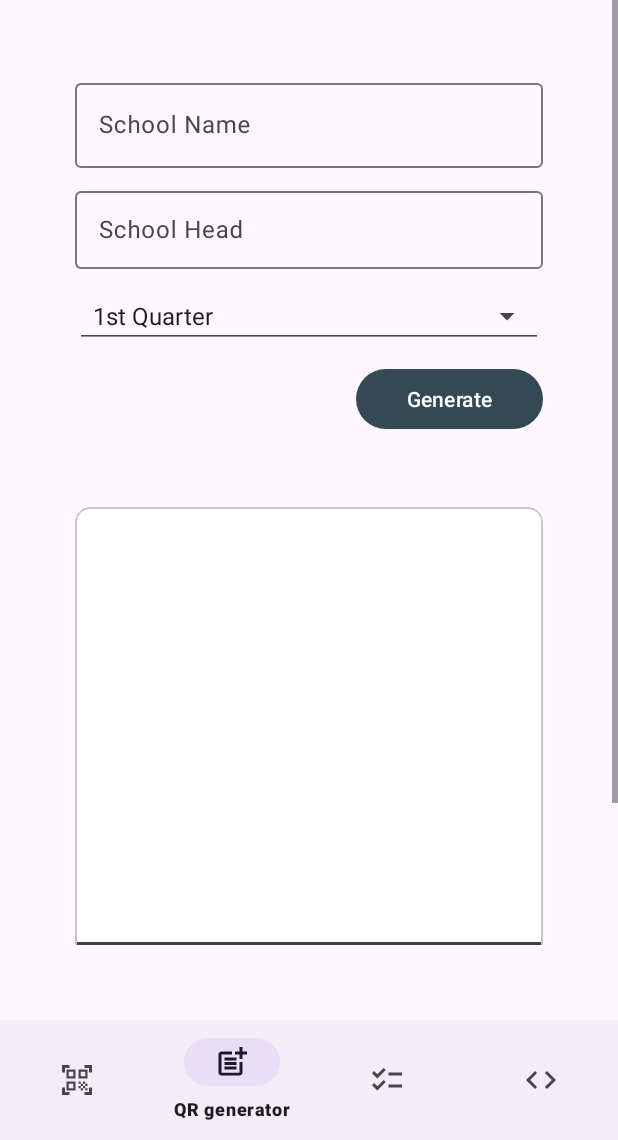
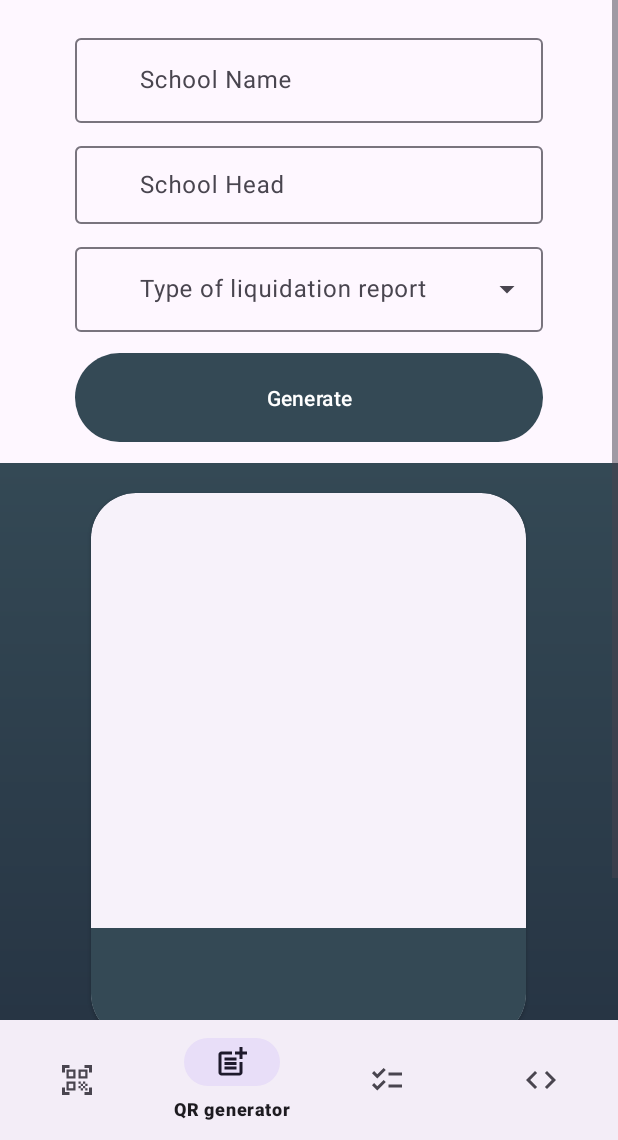
Before and after one commit to jayzero2013/ADAS-Submission-App, an Android app: the screen it shows after launch (MainActivity), item 2 of the bottom bar chosen, on a phone screen of 412 x 824 dp, the part 96-1236 px from its top. Run offline under Robolectric (Android 15) with nearby library versions, the phone set to English and light mode, and no system bars; our stand-ins replace Firebase (no records; nobody signed in at launch, a user with empty details on screens opened directly); libraries missing offline, so code that uses them is left out: androidx.camera.core, androidx.camera.lifecycle.

Commit message:
•added design Gen page •Added conditions on Status Page

```diff
--- a/app/build.gradle
+++ b/app/build.gradle
@@ -16,7 +16,7 @@ android {
         applicationId "com.jehubasa.adassubmissionlog"
         minSdk 28
         targetSdk 33
-        versionCode 5
+        versionCode 7
         versionName "1.0"
 
         testInstrumentationRunner "androidx.test.runner.AndroidJUnitRunner"
--- a/app/src/main/java/com/jehubasa/adassubmissionlog/fragments/CheckStatusFragment.kt
+++ b/app/src/main/java/com/jehubasa/adassubmissionlog/fragments/CheckStatusFragment.kt
@@ -4,6 +4,7 @@ import android.content.Intent
 import android.graphics.Color
 import android.graphics.pdf.PdfDocument
 import android.os.Bundle
+import android.view.Gravity
 import android.view.LayoutInflater
 import android.view.View
 import android.view.ViewGroup
@@ -129,11 +130,13 @@ class CheckStatusFragment : Fragment() {
 
     private fun retrieveData(date1: String, date2: String) {
 
-        val dbref = FirebaseDatabase.getInstance().getReference(getString(R.string.firebase_liquidationLog_ref))
+        val dbRef = FirebaseDatabase.getInstance().getReference(getString(R.string.firebase_liquidationLog_ref))
 
-        com.jehubasa.adassubmissionlog.FirebaseDatabase().fetchDataSubmissionDateRange(dbref,date1,date2){
+        com.jehubasa.adassubmissionlog.FirebaseDatabase().fetchDataSubmissionDateRange(dbRef,date1,date2){
+            if(!it.isNullOrEmpty()){
 
                 binding.statusProgress.visibility = View.GONE
+                binding.statusInstruction.visibility = View.GONE
                 val tableLayout  = binding.statusTableLayout
 
                 for (d in it.indices) {
@@ -142,45 +145,55 @@ class CheckStatusFragment : Fragment() {
                         text = it[d].sch
                         setTextColor(Color.BLACK)
                         setPadding(10, 10, 10, 10)
+                        gravity = Gravity.CENTER
                     })
                     dataRow.addView(TextView(context).apply {
                         text = it[d].typ
                         setPadding(10, 10, 10, 10)
+                        gravity = Gravity.CENTER
                     })
 
                     dataRow.addView(TextView(context).apply {
                         text = it[d].ds
                         setPadding(10, 10, 10, 10)
+                        gravity = Gravity.CENTER
                     })
 
                     dataRow.addView(TextView(context).apply {
                         text = it[d].dr
                         setPadding(10, 10, 10, 10)
+                        gravity = Gravity.CENTER
                     })
 
                     dataRow.addView(TextView(context).apply {
                         text = it[d].tos.toString()
                         setPadding(10, 10, 10, 10)
+                        gravity = Gravity.CENTER
                     })
 
                     dataRow.addView(TextView(context).apply {
                         text = it[d].sb
                         setPadding(10, 10, 10, 10)
+                        gravity = Gravity.CENTER
                     })
 
                     dataRow.addView(TextView(context).apply {
                         text = it[d].rt
                         setPadding(10, 10, 10, 10)
+                        gravity = Gravity.CENTER
                     })
 
                     dataRow.addView(TextView(context).apply {
                         text = it[d].tsd
                         setPadding(10, 10, 10, 10)
+                        gravity = Gravity.CENTER
                     })
 
                     tableLayout.addView(dataRow)
                     data = it
+                    binding.statusNoItems.text = it.size.toString()
                 }
+            } else {Toast.makeText(requireContext(), "No existing data", Toast.LENGTH_LONG).show()}
         }
 
     }
--- a/app/src/main/java/com/jehubasa/adassubmissionlog/fragments/QrGenFragment.kt
+++ b/app/src/main/java/com/jehubasa/adassubmissionlog/fragments/QrGenFragment.kt
@@ -1,6 +1,5 @@
 package com.jehubasa.adassubmissionlog.fragments
 
-import com.jehubasa.adassubmissionlog.FirebaseDatabase
 import android.content.Context
 import android.content.Intent
 import android.content.pm.PackageManager
@@ -13,9 +12,6 @@ import android.view.LayoutInflater
 import android.view.View
 import android.view.ViewGroup
 import android.view.inputmethod.InputMethodManager
-import android.widget.AdapterView
-import android.widget.AdapterView.OnItemSelectedListener
-import android.widget.ArrayAdapter
 import android.widget.Toast
 import androidx.activity.result.contract.ActivityResultContracts
 import androidx.core.content.ContextCompat
@@ -23,12 +19,11 @@ import androidx.core.content.FileProvider
 import androidx.fragment.app.Fragment
 import com.google.android.material.dialog.MaterialAlertDialogBuilder
 import com.google.android.material.textfield.MaterialAutoCompleteTextView
-import com.google.android.material.transition.MaterialFadeThrough
 import com.google.android.material.transition.MaterialSharedAxis
 import com.google.zxing.BarcodeFormat
 import com.google.zxing.EncodeHintType
 import com.google.zxing.qrcode.QRCodeWriter
-import com.jehubasa.adassubmissionlog.QrGenDataBaseHelper
+import com.jehubasa.adassubmissionlog.FirebaseDatabase
 import com.jehubasa.adassubmissionlog.R
 import com.jehubasa.adassubmissionlog.data.QrInfoDataClass
 import com.jehubasa.adassubmissionlog.databinding.FragmentQrGenBinding
@@ -36,15 +31,12 @@ import java.io.File
 import java.io.FileOutputStream
 import java.text.SimpleDateFormat
 import java.util.*
-import kotlin.collections.ArrayList
 
 class QrGenFragment : Fragment() {
 
     private lateinit var binding: FragmentQrGenBinding
-    private var lrtype: String? = ""
-    private val dbhelper: QrGenDataBaseHelper? by lazy {
-        QrGenDataBaseHelper(context)
-    }
+    private var storedData: ArrayList<QrInfoDataClass> = arrayListOf()
+
     private val date: String by lazy {
         val calendar = Calendar.getInstance()
         SimpleDateFormat("yyyy-MM-dd", Locale.getDefault()).format(calendar.time).also {
@@ -72,10 +64,14 @@ class QrGenFragment : Fragment() {
 
     override fun onCreate(savedInstanceState: Bundle?) {
         super.onCreate(savedInstanceState)
-        exitTransition = MaterialSharedAxis(MaterialSharedAxis.X, /* forward= */ true).setDuration(500)
-        reenterTransition = MaterialSharedAxis(MaterialSharedAxis.X, /* forward= */ false).setDuration(500)
-        enterTransition = MaterialSharedAxis(MaterialSharedAxis.X, /* forward= */ true).setDuration(500)
-        returnTransition = MaterialSharedAxis(MaterialSharedAxis.X, /* forward= */ false).setDuration(500)
+        exitTransition =
+            MaterialSharedAxis(MaterialSharedAxis.X, /* forward = */ true).setDuration(500)
+        reenterTransition =
+            MaterialSharedAxis(MaterialSharedAxis.X, /* forward = */ false).setDuration(500)
+        enterTransition =
+            MaterialSharedAxis(MaterialSharedAxis.X, /* forward = */ true).setDuration(500)
+        returnTransition =
+            MaterialSharedAxis(MaterialSharedAxis.X, /* forward = */ false).setDuration(500)
 
     }
 
@@ -92,7 +88,7 @@ class QrGenFragment : Fragment() {
     override fun onViewCreated(view: View, savedInstanceState: Bundle?) {
         super.onViewCreated(view, savedInstanceState)
 
-        initSpinner()
+        //initSpinner()
         initAutoComplete()
 
         binding.genButton.setOnClickListener {
@@ -160,15 +156,19 @@ class QrGenFragment : Fragment() {
     private fun initAutoComplete() {
 
         val schRecentData = ArrayList<String?>()
-        var schHeadRecentData = ArrayList<String?>()
+        val schHeadRecentData = ArrayList<String?>()
         FirebaseDatabase().fetchDataQR(
             com.google.firebase.database.FirebaseDatabase.getInstance()
                 .getReference(getString(R.string.firebase_qrdata_ref))
         ) {
+            storedData = it
             for (content in it) {
-                if(!schRecentData.contains(content.sch_name)){schRecentData += content.sch_name}
-                if(!schHeadRecentData.contains(content.sch_head)){
-                    schHeadRecentData += content.sch_head}
+                if (!schRecentData.contains(content.sch_name)) {
+                    schRecentData += content.sch_name
+                }
+                if (!schHeadRecentData.contains(content.sch_head)) {
+                    schHeadRecentData += content.sch_head
+                }
             }
             schRecentData.let {
                 (binding.qrGenSchoolName as? MaterialAutoCompleteTextView)?.setSimpleItems(
@@ -185,6 +185,12 @@ class QrGenFragment : Fragment() {
     }
 
     private fun saveData() {
+
+        if (!checkIfExisting(
+                binding.qrGenSchoolName.text.toString(),
+                binding.qrGenSchoolHead.text.toString()
+            )
+        ) {
             val dbRef = com.google.firebase.database.FirebaseDatabase.getInstance()
                 .getReference(getString(R.string.firebase_qrdata_ref))
             val id = dbRef.push().key!!
@@ -196,13 +202,26 @@ class QrGenFragment : Fragment() {
                     binding.qrGenSchoolHead.text.toString()
                 )
             )
+        } else{ Log.e("ASP", "data already exist ( ${binding.qrGenSchoolName.text
+            }, ${binding.qrGenSchoolHead.text})")}
+    }
+
+    private fun checkIfExisting(name: String, head: String): Boolean {
+        if (!storedData.isNullOrEmpty()) {
+            for (data in storedData) {
+                if (data.sch_name == name && data.sch_head == head) {
+                    return true
+                }
+            }
+        }
+        return false
     }
 
     private fun makeData() {
 
-
         if (!binding.qrGenSchoolName.text.isNullOrEmpty() &&
-            !binding.qrGenSchoolHead.text.isNullOrEmpty()
+            !binding.qrGenSchoolHead.text.isNullOrEmpty() &&
+            !binding.qrGenTypeLq.text.isNullOrEmpty()
         ) {
 
             MaterialAlertDialogBuilder(requireContext())
@@ -211,13 +230,13 @@ class QrGenFragment : Fragment() {
                 .setPositiveButton("Yes, proceed") { _, _ ->
                     drawQr(
                         "${binding.qrGenSchoolName.text}/${binding.qrGenSchoolHead.text}" +
-                                "/$lrtype/$date"
+                                "/${binding.qrGenTypeLq.text}/$date"
                     )
                 }
                 .setNegativeButton("No") { _, _ ->
                     drawQr(
                         "${binding.qrGenSchoolName.text}/${binding.qrGenSchoolHead.text}" +
-                                "/$lrtype"
+                                "/${binding.qrGenTypeLq.text}"
                     )
                 }
                 .show()
@@ -241,32 +260,6 @@ class QrGenFragment : Fragment() {
         binding.qrLayoutSchHead.text = "Head: ${binding.qrGenSchoolHead.text}"
     }
 
-    private fun initSpinner() {
-        ArrayAdapter.createFromResource(
-            requireContext(),
-            R.array.lr_types,
-            android.R.layout.simple_spinner_item
-        ).also { adapter ->
-            adapter.setDropDownViewResource(android.R.layout.simple_spinner_dropdown_item)
-            binding.lrTypeSpinner.adapter = adapter
-        }
-
-        binding.lrTypeSpinner.onItemSelectedListener = object : OnItemSelectedListener,
-            AdapterView.OnItemClickListener {
-            override fun onItemSelected(p0: AdapterView<*>?, p1: View?, p2: Int, p3: Long) {
-                lrtype = p0?.getItemAtPosition(p2) as String
-            }
-
-            override fun onNothingSelected(p0: AdapterView<*>?) {
-                lrtype = p0?.toString()
-            }
-
-            override fun onItemClick(p0: AdapterView<*>?, p1: View?, p2: Int, p3: Long) {
-
-            }
-        }
-
-    }
 
     private fun generateQR(qrCodeContent: String): Bitmap {
         val size = 512 //pixels
--- /dev/null
+++ b/app/src/main/res/drawable/my_gradient.xml
@@ -0,0 +1,8 @@
+<?xml version="1.0" encoding="utf-8"?>
+<shape xmlns:android="http://schemas.android.com/apk/res/android">
+    <gradient
+        android:endColor="@color/colorPrimary"
+        android:startColor="@color/colorPrimaryVariant"
+        android:angle="90"
+        />
+</shape>
--- a/app/src/main/res/layout/fragment_check_status.xml
+++ b/app/src/main/res/layout/fragment_check_status.xml
@@ -151,6 +151,13 @@
 
     </HorizontalScrollView>
 
+    <TextView
+        android:id="@+id/status_instruction"
+        android:layout_width="match_parent"
+        android:layout_height="match_parent"
+        android:gravity="center"
+        android:text="@string/status_instructions"
+        />
 
     <ProgressBar
         android:id="@+id/status_progress"
--- a/app/src/main/res/layout/fragment_qr_gen.xml
+++ b/app/src/main/res/layout/fragment_qr_gen.xml
@@ -4,23 +4,27 @@
     xmlns:tools="http://schemas.android.com/tools"
     android:layout_width="match_parent"
     android:layout_height="match_parent"
-    android:fillViewport="true"
-    android:paddingBottom="50dp">
+    android:fillViewport="true">
 
-    <androidx.constraintlayout.widget.ConstraintLayout
+    <LinearLayout
         android:layout_width="match_parent"
         android:layout_height="wrap_content"
-        android:padding="50dp">
+        android:orientation="vertical">
+
+
+        <LinearLayout
+            android:layout_width="match_parent"
+            android:layout_height="wrap_content"
+            android:orientation="vertical"
+            android:paddingEnd="50dp"
+            android:paddingTop="20dp"
+            android:paddingStart="50dp">
 
             <com.google.android.material.textfield.TextInputLayout
                 android:id="@+id/til_qr_gen_school_name"
                 style="@style/Widget.Material3.TextInputLayout.OutlinedBox.ExposedDropdownMenu"
-            android:layout_width="0dp"
+                android:layout_width="match_parent"
                 android:layout_height="wrap_content"
-            app:layout_constraintBottom_toTopOf="@id/til_qr_gen_school_head"
-            app:layout_constraintEnd_toEndOf="parent"
-            app:layout_constraintStart_toStartOf="parent"
-            app:layout_constraintTop_toTopOf="parent"
                 app:endIconMode="clear_text">
 
                 <AutoCompleteTextView
@@ -35,13 +39,9 @@
             <com.google.android.material.textfield.TextInputLayout
                 android:id="@+id/til_qr_gen_school_head"
                 style="@style/Widget.Material3.TextInputLayout.OutlinedBox.ExposedDropdownMenu"
-            android:layout_width="0dp"
+                android:layout_width="match_parent"
                 android:layout_height="wrap_content"
                 android:layout_marginTop="10dp"
-            app:layout_constraintBottom_toTopOf="@id/lr_type_spinner"
-            app:layout_constraintEnd_toEndOf="parent"
-            app:layout_constraintStart_toStartOf="parent"
-            app:layout_constraintTop_toBottomOf="@id/til_qr_gen_school_name"
                 app:endIconMode="clear_text">
 
                 <AutoCompleteTextView
@@ -53,52 +53,64 @@
 
             </com.google.android.material.textfield.TextInputLayout>
 
-        <Spinner
+            <com.google.android.material.textfield.TextInputLayout
                 android:id="@+id/lr_type_spinner"
-            style="@style/Widget.AppCompat.Spinner.Underlined"
-            android:layout_width="0dp"
+                style="@style/Widget.Material3.TextInputLayout.OutlinedBox.ExposedDropdownMenu"
+                android:layout_width="match_parent"
                 android:layout_height="wrap_content"
                 android:layout_marginTop="10dp"
-            app:layout_constraintEnd_toEndOf="parent"
-            app:layout_constraintStart_toStartOf="parent"
-            app:layout_constraintTop_toBottomOf="@id/til_qr_gen_school_head"
-            tools:listitem="@android:layout/simple_list_item_1" />
+                android:hint="@string/type_of_liquidation_report_label"
+                tools:listitem="@android:layout/simple_list_item_1">
+
+                <AutoCompleteTextView
+                    android:id="@+id/qr_gen_type_lq"
+                    android:layout_width="match_parent"
+                    android:layout_height="wrap_content"
+                    android:inputType="none"
+                    app:simpleItems="@array/lr_types" />
+
+            </com.google.android.material.textfield.TextInputLayout>
 
             <Button
                 android:id="@+id/gen_button"
                 style="@style/ThemeOverlay.Material3.Button.ElevatedButton"
-            android:layout_width="0dp"
+                android:layout_width="match_parent"
                 android:layout_height="wrap_content"
                 android:layout_marginTop="10dp"
-            android:text="@string/generate"
-            app:layout_constraintEnd_toEndOf="parent"
-            app:layout_constraintHorizontal_bias="1.0"
-            app:layout_constraintStart_toStartOf="parent"
-            app:layout_constraintTop_toBottomOf="@id/lr_type_spinner"
-            app:layout_constraintWidth_percent=".4" />
+                android:padding="20dp"
+                android:text="@string/generate" />
+        </LinearLayout>
 
-
-        <com.google.android.material.card.MaterialCardView
-            android:id="@+id/qr_gen_card_view"
-            style="@style/Widget.Material3.CardView.Outlined"
-            android:layout_width="0dp"
-            android:layout_height="wrap_content"
-            app:cardBackgroundColor="@color/cardview_light_background"
-            app:cardCornerRadius="10dp"
-            app:elevation="10dp"
-            app:layout_constraintBottom_toBottomOf="parent"
-            app:layout_constraintEnd_toEndOf="parent"
-            app:layout_constraintStart_toStartOf="parent"
-            app:layout_constraintTop_toBottomOf="@id/gen_button">
 
         <LinearLayout
             android:layout_width="match_parent"
+            android:layout_height="match_parent"
+            android:layout_marginTop="10dp"
+            android:background="@drawable/my_gradient"
+            android:orientation="vertical"
+            android:gravity="center_horizontal"
+            app:elevation="10dp"
+            app:layout_constraintTop_toBottomOf="@id/gen_button">
+
+            <com.google.android.material.card.MaterialCardView
+                style="@style/Widget.Material3.CardView.Elevated"
+                android:id="@+id/qr_gen_card_view"
+                android:layout_width="wrap_content"
                 android:layout_height="wrap_content"
+                android:layout_marginTop="20dp"
+                android:layout_marginStart="20dp"
+                app:cardCornerRadius="30dp"
+                android:layout_marginEnd="20dp">
+
+                <LinearLayout
+                    android:layout_width="wrap_content"
+                    android:layout_height="wrap_content"
+                    android:gravity="center_horizontal"
                     android:orientation="vertical">
 
                     <ImageView
                         android:id="@+id/qr_viewer"
-                    android:layout_width="match_parent"
+                        android:layout_width="250dp"
                         android:layout_height="250dp"
                         android:layout_margin="20dp"
                         android:contentDescription="@string/qr_Imageview_description"
@@ -112,7 +124,7 @@
                     <LinearLayout
                         android:layout_width="match_parent"
                         android:layout_height="wrap_content"
-                    android:background="@color/cardview_dark_background"
+                        android:background="@color/colorPrimary"
                         android:orientation="vertical"
                         android:padding="8dp">
 
@@ -140,19 +152,26 @@
                     </LinearLayout>
 
                 </LinearLayout>
+            </com.google.android.material.card.MaterialCardView>
 
-        </com.google.android.material.card.MaterialCardView>
 
             <Button
                 android:id="@+id/qr_gen_send"
-            style="@style/ThemeOverlay.Material3.Button.ElevatedButton"
-            android:layout_width="0dp"
+                android:layout_width="match_parent"
                 android:layout_height="wrap_content"
                 android:text="@string/send_to_messenger"
-            app:layout_constraintEnd_toEndOf="parent"
-            app:layout_constraintStart_toStartOf="parent"
-            app:layout_constraintTop_toBottomOf="@id/qr_gen_card_view" />
+                android:layout_marginStart="20dp"
+                android:layout_marginTop="10dp"
+                android:textColor="@color/colorPrimary"
+                android:backgroundTint="@color/white"
+                android:paddingTop="20dp"
+                android:paddingBottom="20dp"
+                android:layout_marginEnd="20dp"
+                android:layout_marginBottom="20dp"/>
 
-    </androidx.constraintlayout.widget.ConstraintLayout>
+        </LinearLayout>
+
+
+    </LinearLayout>
 
 </ScrollView>
--- a/app/src/main/res/layout/fragment_qr_scan.xml
+++ b/app/src/main/res/layout/fragment_qr_scan.xml
@@ -365,7 +365,7 @@
         android:layout_height="0dp"
         android:alpha=".3"
         android:contentDescription="@string/imagebackground"
-        android:scaleType="center"
+        android:scaleType="centerCrop"
         android:src="@drawable/buildings"
         app:layout_constraintBottom_toBottomOf="parent"
         app:layout_constraintDimensionRatio="1:1"
--- a/app/src/main/res/values/strings.xml
+++ b/app/src/main/res/values/strings.xml
@@ -70,6 +70,8 @@
     <string name="email">jehubasa96@gmail.com</string>
     <string name="password">zero2012</string>
     <string name="imagebackground">imagebackground</string>
+    <string name="type_of_liquidation_report_label">Type of liquidation report</string>
+    <string name="status_instructions">This page will show all the existing data you entered.\nTo start, tap the filter button and input the range of the\n submission date you want to show.\n\n You can save the table as PDF by tapping\n the save button on the upper right corner.</string>
 
     <string-array name="lr_types">
         <item>1st Quarter</item>
```
Lines whose indentation alone changed are shown as unchanged.
